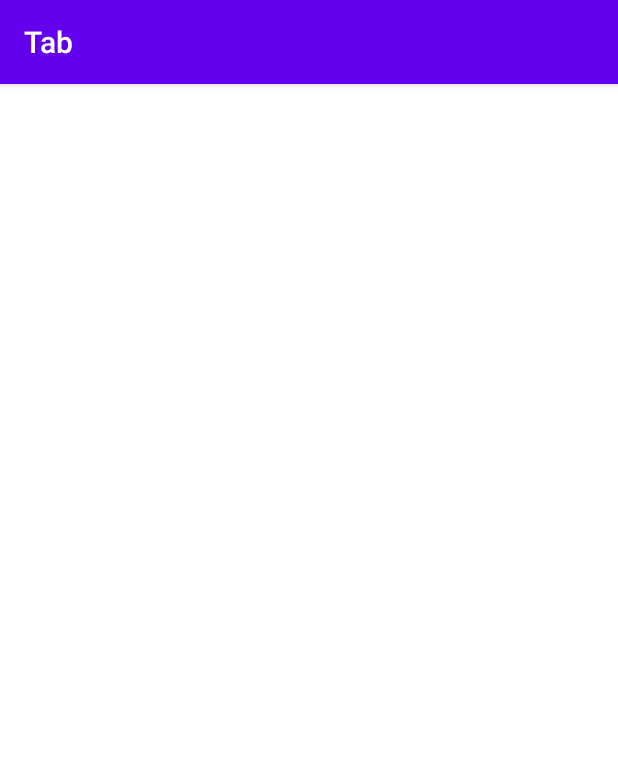
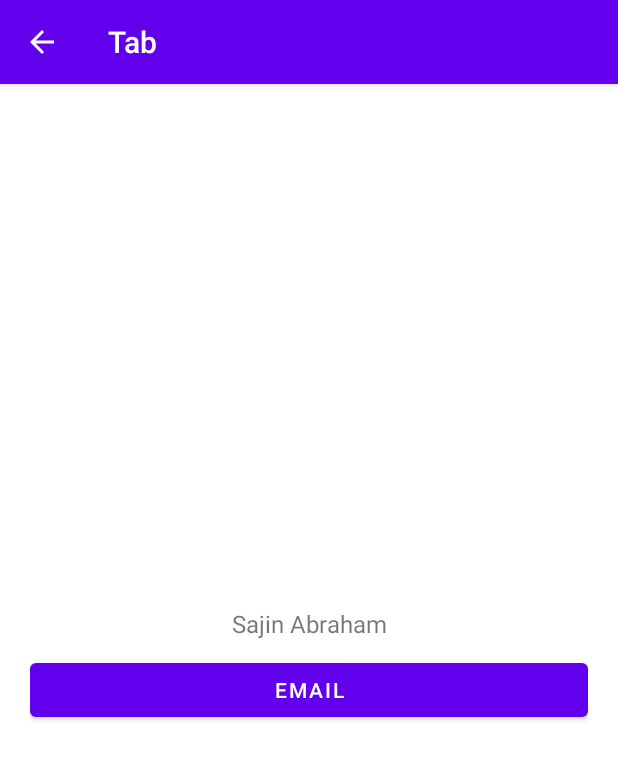
Before and after one commit to sajinabraham/Testing, an Android app: the AboutActivity screen opened directly, with no data from a screen before it, on a phone screen of 412 x 824 dp. Shown: the top 760 px of the screen. Run offline under Robolectric (Android 15) with nearby library versions, the phone set to English and light mode, and no system bars.

Commit message:
Refacted codes, comments, AboutActivity.kt created and modified

```diff
--- a/app/src/main/java/in/sajin/tab/room/Converters.kt
+++ b/app/src/main/java/in/sajin/tab/room/Converters.kt
@@ -7,6 +7,9 @@ import java.io.ByteArrayOutputStream
 
 class Converters {
 
+    /**
+     * compressing bitmap image using function
+     */
     @TypeConverter
     fun fromBitmap(bitmap: Bitmap): ByteArray {
         val outputStream = ByteArrayOutputStream()
--- a/app/src/main/java/in/sajin/tab/room/MyRepository.kt
+++ b/app/src/main/java/in/sajin/tab/room/MyRepository.kt
@@ -6,7 +6,7 @@ class MyRepository(private val myDao: MyDao) {
 
     val readPerson: LiveData<List<Person>> = myDao.readPerson()
 
-    suspend fun insertPerson(person: Person){
+    suspend fun insertPerson(person: Person) {
         myDao.insertPerson(person)
     }
 
--- a/app/src/main/java/in/sajin/tab/room/MyViewModel.kt
+++ b/app/src/main/java/in/sajin/tab/room/MyViewModel.kt
@@ -7,14 +7,14 @@ import androidx.lifecycle.viewModelScope
 import kotlinx.coroutines.Dispatchers
 import kotlinx.coroutines.launch
 
-class MyViewModel(application: Application): AndroidViewModel(application) {
+class MyViewModel(application: Application) : AndroidViewModel(application) {
 
     private val dao = MyDatabase.getDatabase(application).myDao()
     private val repository = MyRepository(dao)
 
     val readPerson: LiveData<List<Person>> = repository.readPerson
 
-    fun insertPerson(person: Person){
+    fun insertPerson(person: Person) {
         viewModelScope.launch(Dispatchers.IO) {
             repository.insertPerson(person)
         }
--- a/app/src/main/java/in/sajin/tab/room/Person.kt
+++ b/app/src/main/java/in/sajin/tab/room/Person.kt
@@ -4,13 +4,16 @@ import android.graphics.Bitmap
 import androidx.room.Entity
 import androidx.room.PrimaryKey
 
+/**
+ * data model
+ */
 @Entity(tableName = "my_table")
 data class Person(
     val firstName: String,
     val lastName: String,
     val year_of_birth: String,
     val profilePhoto: Bitmap
-){
+) {
     @PrimaryKey(autoGenerate = true)
     var id: Int = 0
 }
--- a/app/src/main/java/in/sajin/tab/view/AboutActivity.kt
+++ b/app/src/main/java/in/sajin/tab/view/AboutActivity.kt
@@ -1,28 +1,17 @@
 package `in`.sajin.tab.view
 
 import `in`.sajin.tab.R
-import `in`.sajin.tab.room.MyAdapter
-import `in`.sajin.tab.room.MyViewModel
-import `in`.sajin.tab.room.Person
 import android.content.Context
 import android.content.Intent
-import android.graphics.Bitmap
-import android.graphics.drawable.BitmapDrawable
+import android.net.Uri
+import android.os.Bundle
+import android.view.MenuItem
+import android.widget.Button
 import androidx.appcompat.app.AppCompatActivity
-import android.os.Bundle
-import android.util.Log
-import androidx.lifecycle.ViewModelProvider
-import androidx.lifecycle.lifecycleScope
-import androidx.recyclerview.widget.LinearLayoutManager
-import androidx.recyclerview.widget.RecyclerView
-import coil.ImageLoader
-import coil.request.ImageRequest
-import coil.request.SuccessResult
-import kotlinx.coroutines.launch
+
 
 class AboutActivity : AppCompatActivity() {
 
-    private var recyclerView: RecyclerView? = null
 
     companion object {
         fun start(context: Context) {
@@ -30,30 +19,28 @@ class AboutActivity : AppCompatActivity() {
             context.startActivity(starter)
         }
     }
-    private val adapter by lazy { MyAdapter() }
-    private lateinit var myViewModel: MyViewModel
 
     override fun onCreate(savedInstanceState: Bundle?) {
         super.onCreate(savedInstanceState)
         setContentView(R.layout.activity_about)
+        supportActionBar!!.setDisplayHomeAsUpEnabled(true)
+        val button: Button = findViewById(R.id.btnEmail)
 
-        recyclerView = findViewById(R.id.recyclerview)
-
-        myViewModel = ViewModelProvider(this).get(MyViewModel::class.java)
-
-        recyclerView!!.adapter = adapter
-        recyclerView!!.layoutManager = LinearLayoutManager(this)
-
-//        lifecycleScope.launch {
-//            val person = Person("Sajin", "Abraham", getBitmap())
-//            Log.e("save","save"+getBitmap())
-//            myViewModel.insertPerson(person)
-//        }
-
-        myViewModel.readPerson.observe(this, {
-            adapter.setData(it)
-        })
+        button.setOnClickListener {
+            val intent = Intent(Intent.ACTION_VIEW, Uri.parse("mailto:sajinabraham8@gmail.com"))
+            intent.putExtra(Intent.EXTRA_SUBJECT, "Android Developer Interview")
+            intent.putExtra(Intent.EXTRA_TEXT, "Hi Sajin")
+            startActivity(intent)
+        }
 
     }
 
+    override fun onOptionsItemSelected(item: MenuItem): Boolean {
+        if (item.itemId == android.R.id.home) {
+            finish()
+            return true
+        }
+        return super.onOptionsItemSelected(item)
+    }
+
 }
--- a/app/src/main/java/in/sajin/tab/view/ProfileActivity.kt
+++ b/app/src/main/java/in/sajin/tab/view/ProfileActivity.kt
@@ -91,7 +91,6 @@ class ProfileActivity : AppCompatActivity() {
 
             R.id.more_info -> MoreInfoActivity.start(this)
             R.id.camera -> startActivity(intent)
-            //R.id.about -> AboutActivity.start(this)
             R.id.about -> AboutActivity.start(this)
             else -> return super.onOptionsItemSelected(item)
         }
--- a/app/src/main/java/in/sajin/tab/viewmodel/factory/UserViewModelFactory.kt
+++ b/app/src/main/java/in/sajin/tab/viewmodel/factory/UserViewModelFactory.kt
@@ -6,7 +6,8 @@ import android.content.Context
 import androidx.lifecycle.ViewModel
 import androidx.lifecycle.ViewModelProvider.NewInstanceFactory
 
-class UserViewModelFactory(private val context: Context, private val user: User) : NewInstanceFactory() {
+class UserViewModelFactory(private val context: Context, private val user: User) :
+    NewInstanceFactory() {
     override fun <T : ViewModel?> create(modelClass: Class<T>): T {
         return UserViewModel(context, user) as T
     }
--- a/app/src/main/res/layout/activity_about.xml
+++ b/app/src/main/res/layout/activity_about.xml
@@ -1,21 +1,30 @@
 <?xml version="1.0" encoding="utf-8"?>
-<FrameLayout
-    xmlns:android="http://schemas.android.com/apk/res/android"
-    xmlns:app="http://schemas.android.com/apk/res-auto"
+<FrameLayout xmlns:android="http://schemas.android.com/apk/res/android"
     xmlns:tools="http://schemas.android.com/tools"
     android:layout_width="match_parent"
     android:layout_height="match_parent"
     tools:context=".view.AboutActivity">
 
     <LinearLayout
-        android:orientation="vertical"
+        android:padding="20dp"
         android:layout_width="match_parent"
-        android:layout_height="wrap_content">
+        android:layout_height="wrap_content"
+        android:layout_gravity="center"
+        android:orientation="vertical">
 
-        <androidx.recyclerview.widget.RecyclerView
-            android:id="@+id/recyclerview"
+        <TextView
+            android:textSize="16sp"
+            android:gravity="center"
+            android:text="Sajin Abraham"
+            android:id="@+id/tvName"
             android:layout_width="match_parent"
-            android:layout_height="wrap_content"/>
+            android:layout_height="40dp" />
+
+        <Button
+            android:text="Email"
+            android:id="@+id/btnEmail"
+            android:layout_width="match_parent"
+            android:layout_height="48sp" />
 
     </LinearLayout>
 
```
Also changed, not shown: app/build.gradle (+5 -5 lines), app/src/main/java/in/sajin/tab/MainActivity.kt (+0 -9 lines), app/src/main/java/in/sajin/tab/view/CameraActivity.kt (+11 -3 lines), app/src/main/java/in/sajin/tab/viewmodel/NewWebViewModel.kt (+8 -2 lines), app/src/main/java/in/sajin/tab/viewmodel/UserViewModel.kt (+4 -5 lines).
